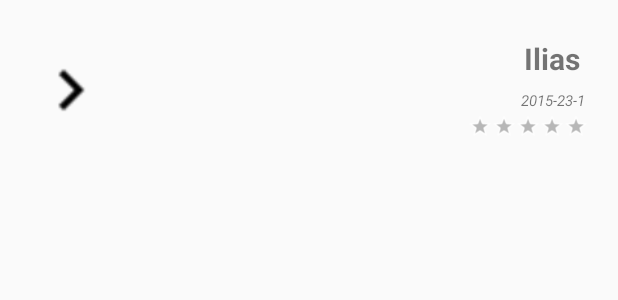
After one commit to ensozos/MaterialDesignTest, an Android app: the layout custom_row_upcoming.xml on its own in the app's theme, with its tools: preview values and no code run, on a phone screen of 412 x 824 dp. The commit adds this screen. Shown: the top 300 px of the screen. Run offline under Robolectric (Android 15) with nearby library versions, the phone set to English and light mode, and no system bars; network calls fail.

Commit message:
UpComing Movies
Make json response to recycler view
Fix main activity layout bug

```diff
--- a/app/src/main/java/com/zosimadis/ilias/materialdesign/Activities/MyApplication.java
+++ b/app/src/main/java/com/zosimadis/ilias/materialdesign/Activities/MyApplication.java
@@ -12,7 +12,6 @@ import android.content.Context;
 public class MyApplication extends Application {
 
     private static MyApplication mInstance;
-    public static final String API_KEY = "a24511b30c51d892aa690f2177a755ed";
 
     @Override
     public void onCreate() {
--- /dev/null
+++ b/app/src/main/res/layout/custom_row_upcoming.xml
@@ -0,0 +1,55 @@
+<?xml version="1.0" encoding="utf-8"?>
+<RelativeLayout xmlns:android="http://schemas.android.com/apk/res/android"
+    xmlns:style="http://schemas.android.com/apk/res-auto"
+    android:layout_width="match_parent"
+    android:layout_height="match_parent"
+    android:layout_marginLeft="20dp"
+    android:layout_marginRight="20dp"
+    android:minHeight="70dp">
+
+    <ImageView
+        android:id="@+id/moviePoster"
+        android:layout_width="54dp"
+        android:layout_height="80dp"
+        android:layout_marginBottom="20dp"
+        android:layout_marginTop="20dp"
+        android:src="@drawable/ic_navigate_next_black_24dp" />
+
+    <TextView
+        android:id="@+id/movieTitle"
+        android:layout_width="wrap_content"
+        android:layout_height="wrap_content"
+        android:layout_alignParentLeft="true"
+        android:layout_alignParentRight="true"
+        android:layout_alignTop="@+id/moviePoster"
+        android:layout_marginLeft="56dp"
+        android:gravity="right"
+        android:padding="5dp"
+        android:text="Ilias"
+        android:textSize="20sp"
+        android:textStyle="bold" />
+
+    <TextView
+        android:id="@+id/movieDate"
+        android:layout_width="wrap_content"
+        android:layout_height="wrap_content"
+        android:layout_alignParentRight="true"
+        android:text="2015-23-1"
+        android:layout_below="@+id/movieTitle"
+        android:padding="2dp"
+        android:textStyle="italic"
+        android:textSize="10sp"
+        />
+
+    <RatingBar
+        style="@android:style/Widget.Holo.RatingBar.Small"
+        android:layout_width="wrap_content"
+        android:layout_height="wrap_content"
+        android:id="@+id/ratingBar"
+        android:layout_below="@+id/movieDate"
+        android:layout_alignParentRight="true"
+        android:isIndicator="true"
+        android:layout_alignParentEnd="true" />
+
+
+</RelativeLayout>
```
Also changed, not shown: app/src/main/java/com/zosimadis/ilias/materialdesign/Activities/AdapterUpcoming.java (added, +97 -0 lines), app/src/main/java/com/zosimadis/ilias/materialdesign/Activities/MainActivity.java (+8 -4 lines), app/src/main/java/com/zosimadis/ilias/materialdesign/Fragments/FragmentSearch.java (+24 -22 lines), app/src/main/java/com/zosimadis/ilias/materialdesign/Fragments/FragmentUpcoming.java (+118 -5 lines), app/src/main/java/com/zosimadis/ilias/materialdesign/Network/Keys.java (added, +19 -0 lines), app/src/main/java/com/zosimadis/ilias/materialdesign/Network/UrlEndopoints.java (added, +16 -0 lines), app/src/main/java/com/zosimadis/ilias/materialdesign/Pojo/Movie.java (+31 -10 lines), app/src/main/res/layout/activity_main.xml (+75 -23 lines), app/src/main/res/layout/fragment_search.xml (+8 -3 lines), app/src/main/res/layout/fragment_upcoming.xml (+7 -2 lines).
